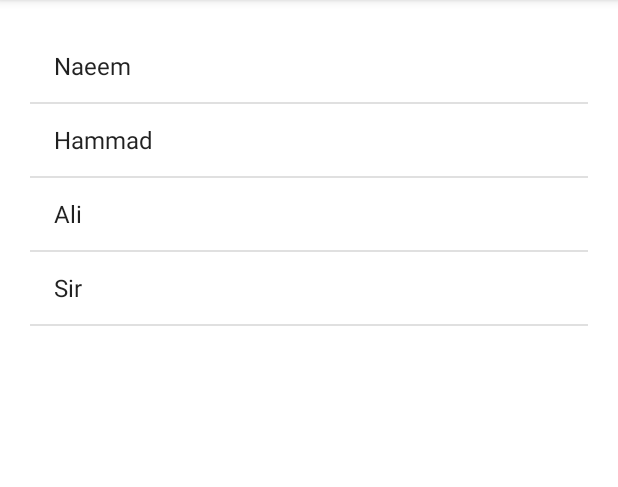
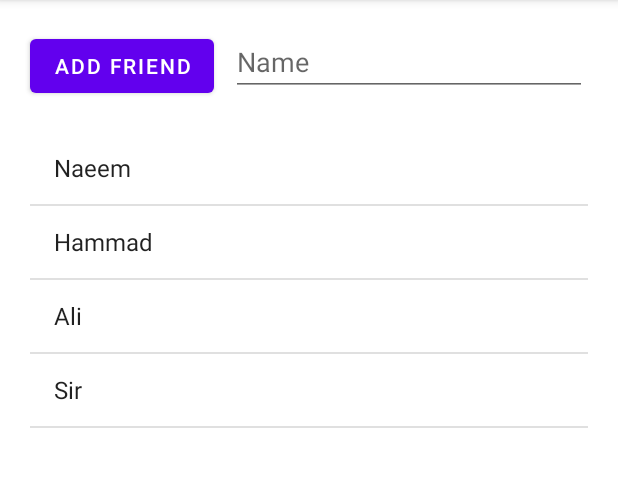
Before and after one commit to imnaeem/DialougeBoxandListViewTest, an Android app: the screen it shows after launch (MainActivity), on a phone screen of 412 x 824 dp, the part 84-571 px from its top. Run offline under Robolectric (Android 15) with nearby library versions, the phone set to English and light mode, and no system bars.

```diff
--- a/app/src/main/java/com/example/dialougeboxandlistviewtest/MainActivity.java
+++ b/app/src/main/java/com/example/dialougeboxandlistviewtest/MainActivity.java
@@ -3,13 +3,19 @@ package com.example.dialougeboxandlistviewtest;
 import androidx.appcompat.app.AppCompatActivity;
 
 import android.os.Bundle;
+import android.view.View;
 import android.widget.ArrayAdapter;
+import android.widget.Button;
+import android.widget.EditText;
 import android.widget.ListView;
+import android.widget.TextView;
 
 import java.util.ArrayList;
 
 public class MainActivity extends AppCompatActivity {
 
+    Button addBtn;
+    EditText fName;
     ListView list;
     ArrayList<String> frindlist = new ArrayList<String>();
 
@@ -19,6 +25,8 @@ public class MainActivity extends AppCompatActivity {
         setContentView(R.layout.activity_main);
 
         list = findViewById(R.id.myList);
+        addBtn = findViewById(R.id.addbutton);
+        fName = findViewById(R.id.friendName);
 
         frindlist.add("Naeem");
         frindlist.add("Hammad");
@@ -28,5 +36,13 @@ public class MainActivity extends AppCompatActivity {
         ArrayAdapter<String> arrayAdapter = new ArrayAdapter<String>(MainActivity.this, android.R.layout.simple_list_item_1, frindlist);
         list.setAdapter(arrayAdapter);
 
+        addBtn.setOnClickListener(new View.OnClickListener() {
+            @Override
+            public void onClick(View v) {
+                frindlist.add(fName.getText().toString());
+                arrayAdapter.notifyDataSetChanged();
+            }
+        });
+
     }
 }
--- a/app/src/main/res/layout/activity_main.xml
+++ b/app/src/main/res/layout/activity_main.xml
@@ -12,10 +12,32 @@
         android:layout_height="354dp"
         android:layout_margin="20dp"
         android:layout_marginStart="1dp"
-        android:layout_marginTop="1dp"
         android:layout_marginEnd="1dp"
         app:layout_constraintEnd_toEndOf="parent"
         app:layout_constraintStart_toStartOf="parent"
+        app:layout_constraintTop_toBottomOf="@+id/addbutton" />
+
+    <Button
+        android:id="@+id/addbutton"
+        android:layout_width="wrap_content"
+        android:layout_height="wrap_content"
+        android:layout_margin="20dp"
+        android:layout_marginTop="16dp"
+        android:text="Add Friend"
+        app:layout_constraintStart_toStartOf="parent"
+        app:layout_constraintTop_toTopOf="parent" />
+
+    <EditText
+        android:id="@+id/friendName"
+        android:layout_width="237dp"
+        android:layout_height="44dp"
+        android:layout_marginTop="20dp"
+        android:ems="10"
+        android:hint="Name"
+        android:inputType="textPersonName"
+        app:layout_constraintEnd_toEndOf="parent"
+        app:layout_constraintHorizontal_bias="0.354"
+        app:layout_constraintStart_toEndOf="@+id/addbutton"
         app:layout_constraintTop_toTopOf="parent" />
 
 </androidx.constraintlayout.widget.ConstraintLayout>
```
